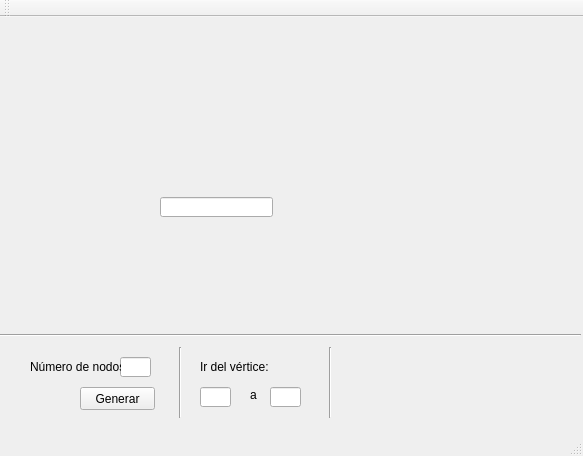
First picture: the form in Warshall/interfaz.ui, repository KendallTencio/Warshall, before the edit.
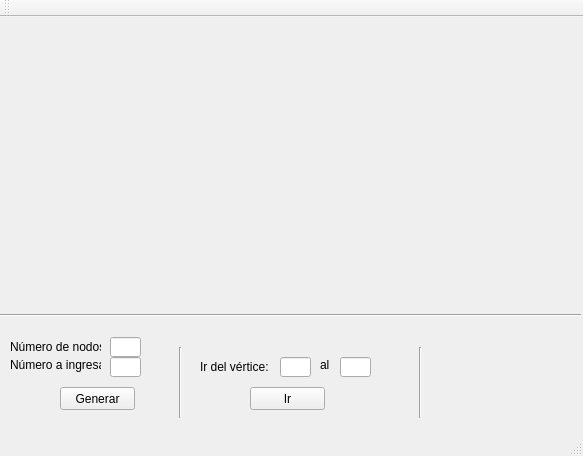
Second picture: the form after the edit.

```diff
--- a/Warshall/interfaz.ui
+++ b/Warshall/interfaz.ui
@@ -17,8 +17,8 @@
    <widget class="QLineEdit" name="lineEdit">
     <property name="geometry">
      <rect>
-      <x>120</x>
-      <y>340</y>
+      <x>110</x>
+      <y>320</y>
       <width>31</width>
       <height>20</height>
      </rect>
@@ -27,8 +27,8 @@
    <widget class="QLineEdit" name="lineEdit_2">
     <property name="geometry">
      <rect>
-      <x>200</x>
-      <y>370</y>
+      <x>280</x>
+      <y>340</y>
       <width>31</width>
       <height>20</height>
      </rect>
@@ -37,28 +37,18 @@
    <widget class="QLineEdit" name="lineEdit_3">
     <property name="geometry">
      <rect>
-      <x>270</x>
-      <y>370</y>
+      <x>340</x>
+      <y>340</y>
       <width>31</width>
       <height>20</height>
      </rect>
     </property>
    </widget>
-   <widget class="QLineEdit" name="lineEdit_4">
-    <property name="geometry">
-     <rect>
-      <x>160</x>
-      <y>180</y>
-      <width>113</width>
-      <height>20</height>
-     </rect>
-    </property>
-   </widget>
    <widget class="QLabel" name="label">
     <property name="geometry">
      <rect>
-      <x>30</x>
-      <y>340</y>
+      <x>10</x>
+      <y>320</y>
       <width>91</width>
       <height>20</height>
      </rect>
@@ -70,14 +60,14 @@
    <widget class="QLabel" name="label_2">
     <property name="geometry">
      <rect>
-      <x>250</x>
-      <y>370</y>
+      <x>320</x>
+      <y>340</y>
       <width>16</width>
       <height>16</height>
      </rect>
     </property>
     <property name="text">
-     <string>a</string>
+     <string>al</string>
     </property>
    </widget>
    <widget class="QLabel" name="label_3">
@@ -96,7 +86,7 @@
    <widget class="QPushButton" name="pushButton">
     <property name="geometry">
      <rect>
-      <x>80</x>
+      <x>60</x>
       <y>370</y>
       <width>75</width>
       <height>23</height>
@@ -110,7 +100,7 @@
     <property name="geometry">
      <rect>
       <x>0</x>
-      <y>310</y>
+      <y>290</y>
       <width>581</width>
       <height>16</height>
      </rect>
@@ -135,7 +125,7 @@
    <widget class="Line" name="line_3">
     <property name="geometry">
      <rect>
-      <x>320</x>
+      <x>410</x>
       <y>330</y>
       <width>20</width>
       <height>71</height>
@@ -145,6 +135,42 @@
      <enum>Qt::Vertical</enum>
     </property>
    </widget>
+   <widget class="QPushButton" name="botonIrDeVerticeAVertice">
+    <property name="geometry">
+     <rect>
+      <x>250</x>
+      <y>370</y>
+      <width>75</width>
+      <height>23</height>
+     </rect>
+    </property>
+    <property name="text">
+     <string>Ir</string>
+    </property>
+   </widget>
+   <widget class="QLabel" name="label_4">
+    <property name="geometry">
+     <rect>
+      <x>10</x>
+      <y>340</y>
+      <width>91</width>
+      <height>16</height>
+     </rect>
+    </property>
+    <property name="text">
+     <string>Número a ingresar</string>
+    </property>
+   </widget>
+   <widget class="QLineEdit" name="numAIngresarText">
+    <property name="geometry">
+     <rect>
+      <x>110</x>
+      <y>340</y>
+      <width>31</width>
+      <height>20</height>
+     </rect>
+    </property>
+   </widget>
   </widget>
   <widget class="QMenuBar" name="menuBar">
    <property name="geometry">
```
Left out of the diff: 8 changed lines with no effect on the pictures.
